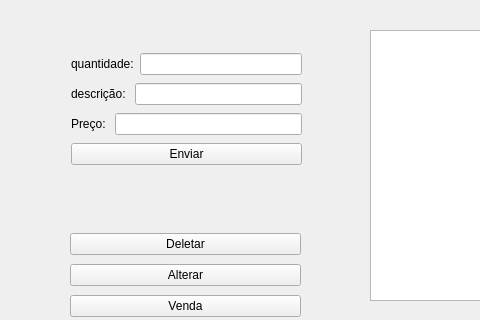
First picture: the form in mainwindow.ui, repository GabR36/QEstoqueLoja, before the edit; both pictures show x 0 to 480 and y 0 to 320 of the 820 by 439 pixel window.
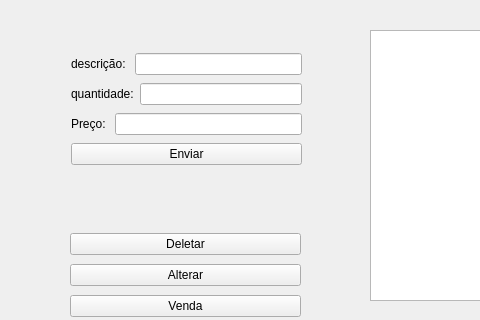
Second picture: the form after the edit.

Commit message: Coloquei a descricao em cima adicionar

```diff
--- a/mainwindow.ui
+++ b/mainwindow.ui
@@ -74,20 +74,6 @@
      </rect>
     </property>
     <layout class="QVBoxLayout" name="verticalLayout">
-     <item>
-      <layout class="QHBoxLayout" name="horizontalLayout">
-       <item>
-        <widget class="QLabel" name="Lbl_Quantidade">
-         <property name="text">
-          <string>quantidade:</string>
-         </property>
-        </widget>
-       </item>
-       <item>
-        <widget class="QLineEdit" name="Ledit_Quantidade"/>
-       </item>
-      </layout>
-     </item>
      <item>
       <layout class="QHBoxLayout" name="horizontalLayout_2">
        <item>
@@ -102,6 +88,20 @@
        </item>
       </layout>
      </item>
+     <item>
+      <layout class="QHBoxLayout" name="horizontalLayout">
+       <item>
+        <widget class="QLabel" name="Lbl_Quantidade">
+         <property name="text">
+          <string>quantidade:</string>
+         </property>
+        </widget>
+       </item>
+       <item>
+        <widget class="QLineEdit" name="Ledit_Quantidade"/>
+       </item>
+      </layout>
+     </item>
      <item>
       <layout class="QHBoxLayout" name="horizontalLayout_3">
        <item>
```
